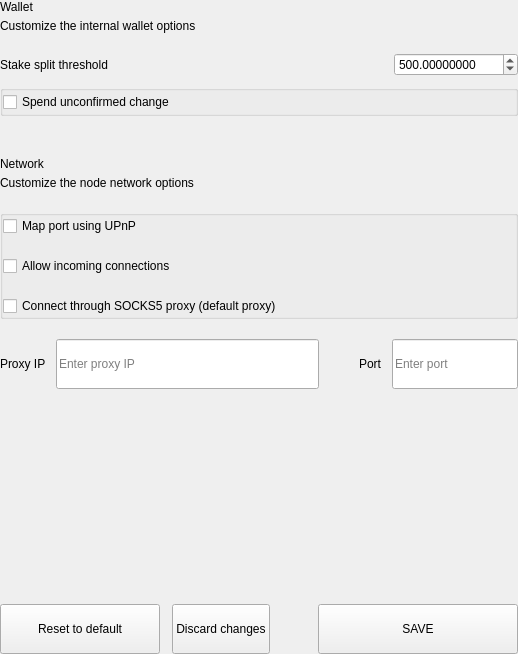
Qt form src/qt/qrax/settings/forms/settingswalletoptionswidget.ui (QRAX-LABS/QRAX) before a commit.
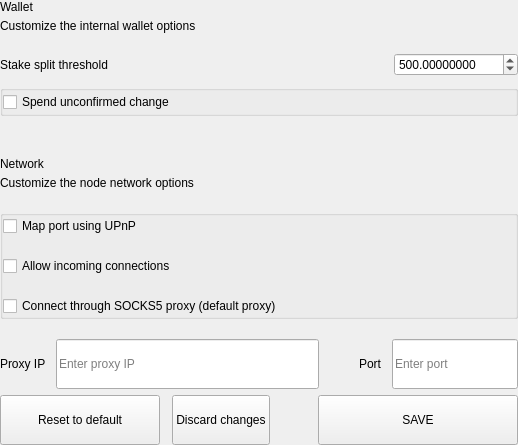
The same form after that commit.

Diff of the .ui file:
```diff
--- a/src/qt/qrax/settings/forms/settingswalletoptionswidget.ui
+++ b/src/qt/qrax/settings/forms/settingswalletoptionswidget.ui
@@ -7,7 +7,7 @@
     <x>0</x>
     <y>0</y>
     <width>518</width>
-    <height>654</height>
+    <height>445</height>
    </rect>
   </property>
   <property name="windowTitle">
```
Left out of the diff: 6 changed lines with no effect on the pictures.
